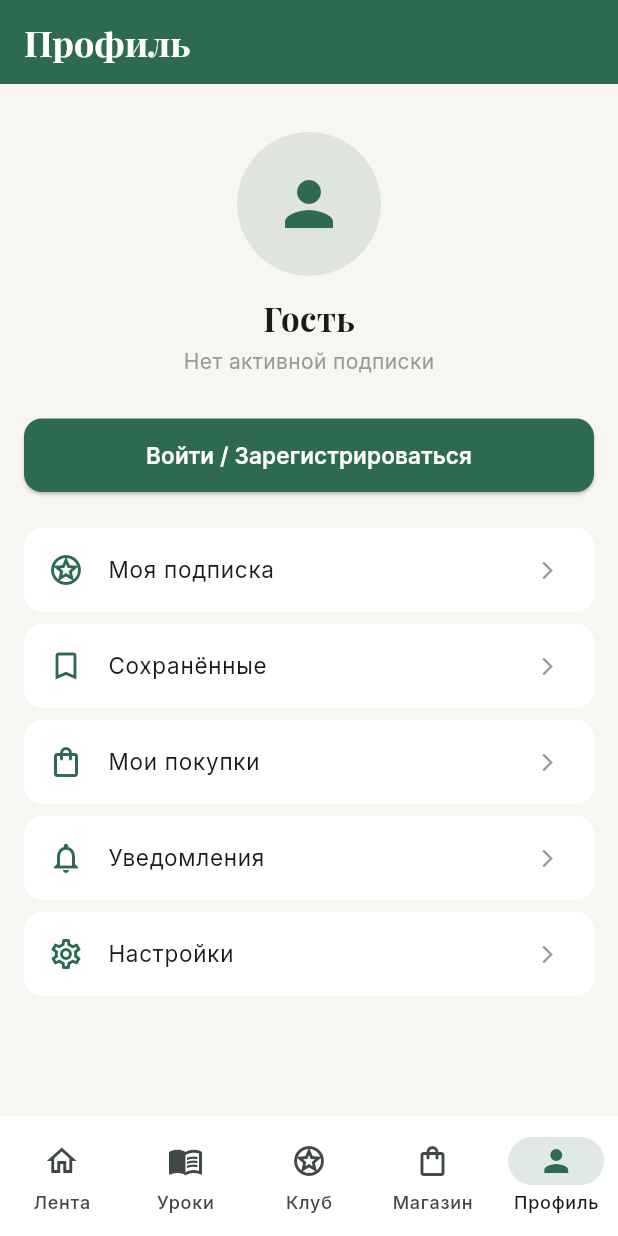
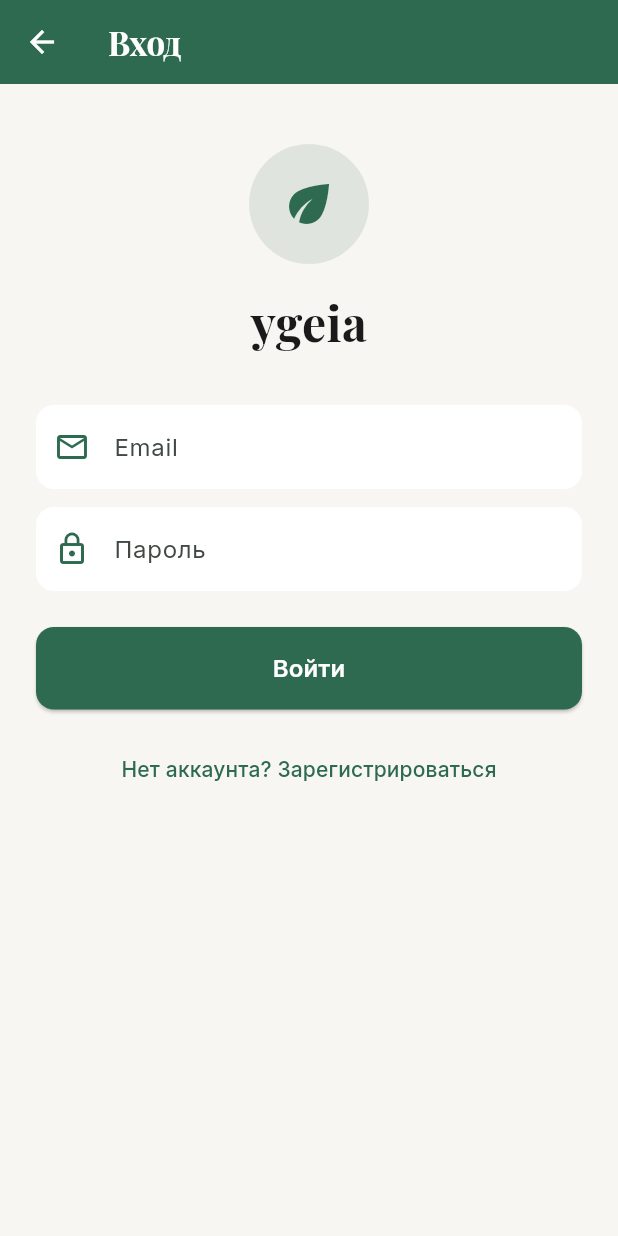
Before and after one commit to amirtohirov90/ygeia_app, a Flutter app: the screen it shows after launch, item 5 of the bottom bar chosen, after a tap on "Войти / Зарегистрироваться", on a phone screen of 412 x 824 dp. Run offline on Flutter 3.47's test engine with Material 3 defaults, Android fonts, the phone set to English and light mode, and no system bars; our stand-ins replace firebase_auth, firebase_core, google_fonts; accounts and stored records are empty.

Commit message:
add Firebase auth

```diff
--- a/lib/main.dart
+++ b/lib/main.dart
@@ -1,12 +1,18 @@
 import 'package:flutter/material.dart';
 import 'package:google_fonts/google_fonts.dart';
+import 'package:firebase_core/firebase_core.dart';
+import 'firebase_options.dart';
 import 'screens/feed_screen.dart';
 import 'screens/lessons_screen.dart';
 import 'screens/club_screen.dart';
 import 'screens/shop_screen.dart';
 import 'screens/profile_screen.dart';
 
-void main() {
+void main() async {
+  WidgetsFlutterBinding.ensureInitialized();
+  await Firebase.initializeApp(
+    options: DefaultFirebaseOptions.currentPlatform,
+  );
   runApp(const YgeiaApp());
 }
 
--- /dev/null
+++ b/lib/screens/auth_screen.dart
@@ -0,0 +1,175 @@
+import 'package:flutter/material.dart';
+import 'package:google_fonts/google_fonts.dart';
+import '../services/auth_service.dart';
+
+class AuthScreen extends StatefulWidget {
+  const AuthScreen({super.key});
+
+  @override
+  State<AuthScreen> createState() => _AuthScreenState();
+}
+
+class _AuthScreenState extends State<AuthScreen> {
+  final _emailController = TextEditingController();
+  final _passwordController = TextEditingController();
+  final _authService = AuthService();
+  bool _isLogin = true;
+  bool _loading = false;
+  String? _error;
+
+  Future<void> _submit() async {
+    setState(() {
+      _loading = true;
+      _error = null;
+    });
+
+    final email = _emailController.text.trim();
+    final password = _passwordController.text.trim();
+
+    if (email.isEmpty || password.isEmpty) {
+      setState(() {
+        _error = 'Заполни все поля';
+        _loading = false;
+      });
+      return;
+    }
+
+    final error = _isLogin
+        ? await _authService.signIn(email: email, password: password)
+        : await _authService.signUp(email: email, password: password);
+
+    if (!mounted) return;
+
+    if (error == null) {
+      Navigator.of(context).pop();
+    } else {
+      setState(() {
+        _error = error;
+        _loading = false;
+      });
+    }
+  }
+
+  @override
+  Widget build(BuildContext context) {
+    return Scaffold(
+      backgroundColor: const Color(0xFFF8F6F2),
+      appBar: AppBar(
+        backgroundColor: const Color(0xFF2D6A4F),
+        title: Text(
+          _isLogin ? 'Вход' : 'Регистрация',
+          style: GoogleFonts.playfairDisplay(
+            color: Colors.white,
+            fontSize: 22,
+            fontWeight: FontWeight.bold,
+          ),
+        ),
+        iconTheme: const IconThemeData(color: Colors.white),
+      ),
+      body: SingleChildScrollView(
+        padding: const EdgeInsets.all(24),
+        child: Column(
+          crossAxisAlignment: CrossAxisAlignment.stretch,
+          children: [
+            const SizedBox(height: 16),
+            Center(
+              child: Container(
+                width: 80,
+                height: 80,
+                decoration: BoxDecoration(
+                  color: const Color(0xFF2D6A4F).withOpacity(0.12),
+                  shape: BoxShape.circle,
+                ),
+                child: const Icon(Icons.eco, size: 40, color: Color(0xFF2D6A4F)),
+              ),
+            ),
+            const SizedBox(height: 16),
+            Center(
+              child: Text(
+                'ygeia',
+                style: GoogleFonts.playfairDisplay(
+                  fontSize: 32,
+                  fontWeight: FontWeight.bold,
+                  color: const Color(0xFF1A1A1A),
+                ),
+              ),
+            ),
+            const SizedBox(height: 32),
+            TextField(
+              controller: _emailController,
+              keyboardType: TextInputType.emailAddress,
+              decoration: InputDecoration(
+                labelText: 'Email',
+                filled: true,
+                fillColor: Colors.white,
+                border: OutlineInputBorder(
+                  borderRadius: BorderRadius.circular(12),
+                  borderSide: BorderSide.none,
+                ),
+                prefixIcon: const Icon(Icons.email_outlined, color: Color(0xFF2D6A4F)),
+              ),
+            ),
+            const SizedBox(height: 12),
+            TextField(
+              controller: _passwordController,
+              obscureText: true,
+              decoration: InputDecoration(
+                labelText: 'Пароль',
+                filled: true,
+                fillColor: Colors.white,
+                border: OutlineInputBorder(
+                  borderRadius: BorderRadius.circular(12),
+                  borderSide: BorderSide.none,
+                ),
+                prefixIcon: const Icon(Icons.lock_outline, color: Color(0xFF2D6A4F)),
+              ),
+            ),
+            if (_error != null) ...[
+              const SizedBox(height: 12),
+              Text(
+                _error!,
+                style: GoogleFonts.inter(color: Colors.red[700], fontSize: 13),
+                textAlign: TextAlign.center,
+              ),
+            ],
+            const SizedBox(height: 24),
+            ElevatedButton(
+              onPressed: _loading ? null : _submit,
+              style: ElevatedButton.styleFrom(
+                backgroundColor: const Color(0xFF2D6A4F),
+                foregroundColor: Colors.white,
+                padding: const EdgeInsets.symmetric(vertical: 16),
+                shape: RoundedRectangleBorder(
+                  borderRadius: BorderRadius.circular(12),
+                ),
+              ),
+              child: _loading
+                  ? const SizedBox(
+                      width: 20,
+                      height: 20,
+                      child: CircularProgressIndicator(strokeWidth: 2, color: Colors.white),
+                    )
+                  : Text(
+                      _isLogin ? 'Войти' : 'Зарегистрироваться',
+                      style: GoogleFonts.inter(fontSize: 16, fontWeight: FontWeight.w600),
+                    ),
+            ),
+            const SizedBox(height: 16),
+            TextButton(
+              onPressed: () {
+                setState(() {
+                  _isLogin = !_isLogin;
+                  _error = null;
+                });
+              },
+              child: Text(
+                _isLogin ? 'Нет аккаунта? Зарегистрироваться' : 'Уже есть аккаунт? Войти',
+                style: GoogleFonts.inter(color: const Color(0xFF2D6A4F), fontSize: 14),
+              ),
+            ),
+          ],
+        ),
+      ),
+    );
+  }
+}
--- a/lib/screens/profile_screen.dart
+++ b/lib/screens/profile_screen.dart
@@ -1,11 +1,21 @@
 import 'package:flutter/material.dart';
 import 'package:google_fonts/google_fonts.dart';
+import 'package:firebase_auth/firebase_auth.dart';
+import '../services/auth_service.dart';
+import 'auth_screen.dart';
 
 class ProfileScreen extends StatelessWidget {
   const ProfileScreen({super.key});
 
   @override
   Widget build(BuildContext context) {
+    final authService = AuthService();
+
+    return StreamBuilder<User?>(
+      stream: authService.authStateChanges,
+      builder: (context, snapshot) {
+        final user = snapshot.data;
+
         return Scaffold(
           backgroundColor: const Color(0xFFF8F6F2),
           appBar: AppBar(
@@ -37,7 +47,7 @@ class ProfileScreen extends StatelessWidget {
                     ),
                     const SizedBox(height: 12),
                     Text(
-                  'Гость',
+                      user?.email ?? 'Гость',
                       style: GoogleFonts.playfairDisplay(
                         fontSize: 22,
                         fontWeight: FontWeight.bold,
@@ -46,7 +56,7 @@ class ProfileScreen extends StatelessWidget {
                     ),
                     const SizedBox(height: 4),
                     Text(
-                  'Нет активной подписки',
+                      user != null ? 'Активный аккаунт' : 'Нет активной подписки',
                       style: GoogleFonts.inter(
                         fontSize: 14,
                         color: const Color(0xFF999999),
@@ -56,10 +66,18 @@ class ProfileScreen extends StatelessWidget {
                 ),
               ),
               const SizedBox(height: 28),
+              if (user == null)
                 SizedBox(
                   width: double.infinity,
                   child: ElevatedButton(
-              onPressed: () {},
+                    onPressed: () {
+                      Navigator.push(
+                        context,
+                        MaterialPageRoute(
+                          builder: (_) => const AuthScreen(),
+                        ),
+                      );
+                    },
                     style: ElevatedButton.styleFrom(
                       backgroundColor: const Color(0xFF2D6A4F),
                       foregroundColor: Colors.white,
@@ -83,8 +101,34 @@ class ProfileScreen extends StatelessWidget {
               _MenuItem(icon: Icons.shopping_bag_outlined, title: 'Мои покупки'),
               _MenuItem(icon: Icons.notifications_outlined, title: 'Уведомления'),
               _MenuItem(icon: Icons.settings_outlined, title: 'Настройки'),
+              if (user != null) ...[
+                const SizedBox(height: 16),
+                SizedBox(
+                  width: double.infinity,
+                  child: OutlinedButton(
+                    onPressed: () => authService.signOut(),
+                    style: OutlinedButton.styleFrom(
+                      foregroundColor: Colors.red[700],
+                      side: BorderSide(color: Colors.red[700]!),
+                      padding: const EdgeInsets.symmetric(vertical: 14),
+                      shape: RoundedRectangleBorder(
+                        borderRadius: BorderRadius.circular(12),
+                      ),
+                    ),
+                    child: Text(
+                      'Выйти',
+                      style: GoogleFonts.inter(
+                        fontSize: 15,
+                        fontWeight: FontWeight.w600,
+                      ),
+                    ),
+                  ),
+                ),
+              ],
             ],
           ),
+        );
+      },
     );
   }
 }
--- /dev/null
+++ b/lib/services/auth_service.dart
@@ -0,0 +1,55 @@
+import 'package:firebase_auth/firebase_auth.dart';
+
+class AuthService {
+  final FirebaseAuth _auth = FirebaseAuth.instance;
+
+  Stream<User?> get authStateChanges => _auth.authStateChanges();
+
+  User? get currentUser => _auth.currentUser;
+
+  Future<String?> signUp({required String email, required String password}) async {
+    try {
+      await _auth.createUserWithEmailAndPassword(email: email, password: password);
+      return null;
+    } on FirebaseAuthException catch (e) {
+      return _mapError(e.code);
+    } catch (e) {
+      return 'Ошибка регистрации';
+    }
+  }
+
+  Future<String?> signIn({required String email, required String password}) async {
+    try {
+      await _auth.signInWithEmailAndPassword(email: email, password: password);
+      return null;
+    } on FirebaseAuthException catch (e) {
+      return _mapError(e.code);
+    } catch (e) {
+      return 'Ошибка входа';
+    }
+  }
+
+  Future<void> signOut() async {
+    await _auth.signOut();
+  }
+
+  String _mapError(String code) {
+    switch (code) {
+      case 'invalid-email':
+        return 'Неверный формат email';
+      case 'user-not-found':
+        return 'Пользователь не найден';
+      case 'wrong-password':
+      case 'invalid-credential':
+        return 'Неверный пароль';
+      case 'email-already-in-use':
+        return 'Email уже зарегистрирован';
+      case 'weak-password':
+        return 'Пароль слишком простой (минимум 6 символов)';
+      case 'network-request-failed':
+        return 'Нет интернета';
+      default:
+        return 'Ошибка: $code';
+    }
+  }
+}
--- a/pubspec.yaml
+++ b/pubspec.yaml
@@ -33,6 +33,8 @@ dependencies:
 
   cupertino_icons: ^1.0.8
   google_fonts: ^6.2.1
+  firebase_core: ^3.6.0
+  firebase_auth: ^5.3.1
 
 dev_dependencies:
   flutter_test:
```
Also changed, not shown: lib/firebase_options.dart (added), 3 other files. Lines whose indentation alone changed are shown as unchanged.
